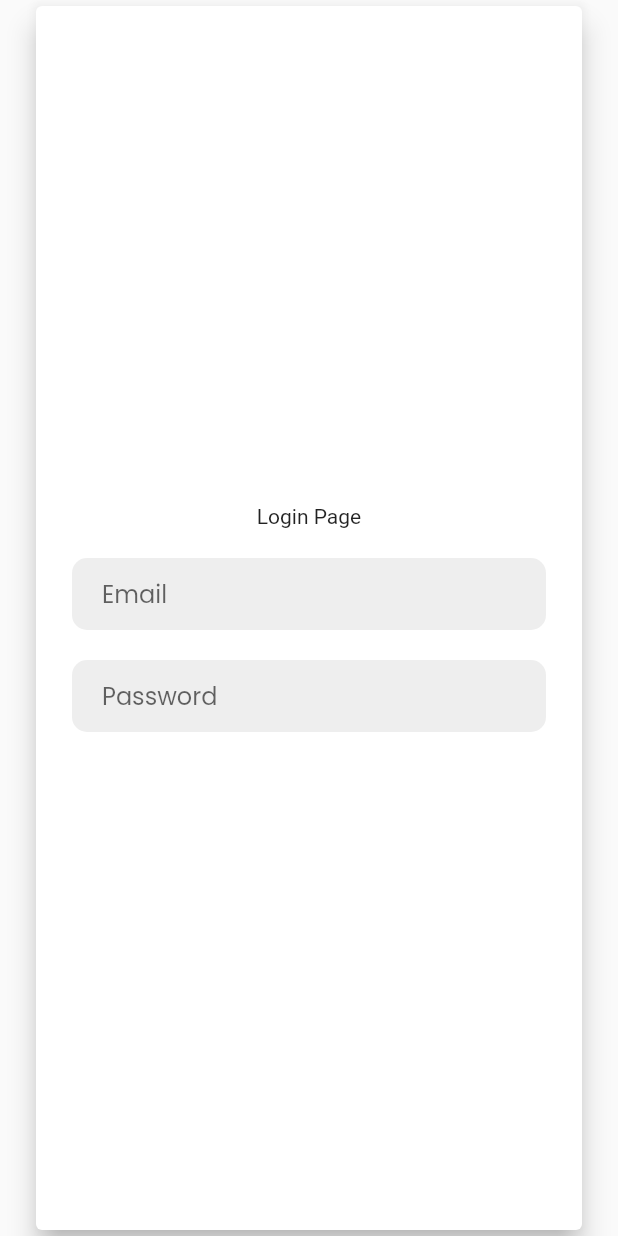
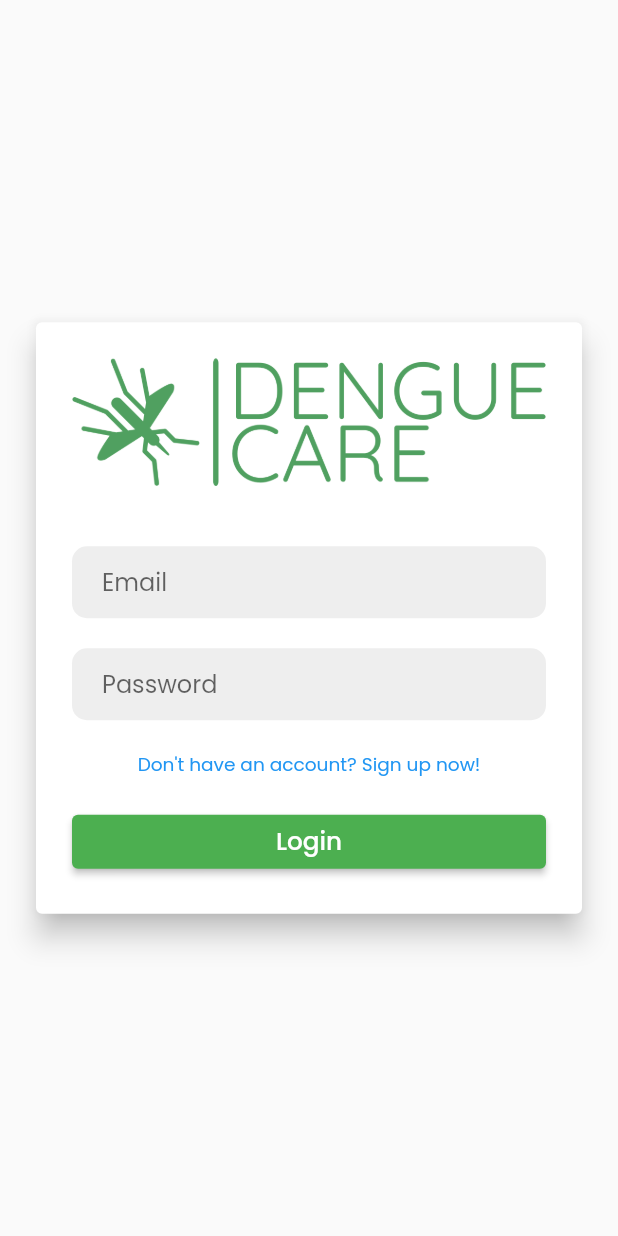
Before and after one commit to Radoooooo/denguecareapp, a Flutter app: the screen it shows after launch, on a phone screen of 412 x 824 dp. Run offline on Flutter 3.47's test engine with Material 2 defaults, Android fonts, the phone set to English and light mode, and no system bars; our stand-ins replace google_fonts.

Commit message:
edited loginpage

```diff
--- a/lib/main.dart
+++ b/lib/main.dart
@@ -11,10 +11,11 @@ class MyApp extends StatelessWidget {
   // This widget is the root of your application.
   @override
   Widget build(BuildContext context) {
-    return const MaterialApp(
+    return MaterialApp(
+      theme: ThemeData(primarySwatch: Colors.green),
       debugShowCheckedModeBanner: false,
       title: 'Dengue Care App',
-      home: LoginPage(),
+      home: const LoginPage(),
     );
   }
 }
--- a/lib/views/login_page.dart
+++ b/lib/views/login_page.dart
@@ -1,5 +1,7 @@
+import 'package:denguecare/views/widgets/input_email_widget.dart';
 import 'package:denguecare/views/widgets/input_widget.dart';
 import 'package:flutter/material.dart';
+import 'package:google_fonts/google_fonts.dart';
 
 class LoginPage extends StatefulWidget {
   const LoginPage({super.key});
@@ -11,10 +13,12 @@ class LoginPage extends StatefulWidget {
 class _LoginPageState extends State<LoginPage> {
   final TextEditingController _emailController = TextEditingController();
   final TextEditingController _passwordController = TextEditingController();
+
   @override
   Widget build(BuildContext context) {
     var size = MediaQuery.of(context).size.width;
-    return Scaffold(
+    return SafeArea(
+      child: Scaffold(
         body: Center(
           child: Padding(
             padding: const EdgeInsets.symmetric(
@@ -22,23 +26,48 @@ class _LoginPageState extends State<LoginPage> {
             ),
             child: Card(
               elevation: 8,
+              child: SingleChildScrollView(
                 child: Container(
                   padding: const EdgeInsets.all(24),
                   child: Column(
                     mainAxisAlignment: MainAxisAlignment.center,
                     children: [
-                  const Text("Login Page"),
+                      Image.asset('images/logo-no-background.png'),
                       const SizedBox(height: 20),
-                  InputWidget(
+                      const SizedBox(height: 20),
+                      InputEmailWidget(
                         hintText: "Email",
                         controller: _emailController,
-                      obscureText: false),
+                        obscureText: false,
+                      ),
                       const SizedBox(height: 20),
                       InputWidget(
                           hintText: "Password",
                           controller: _passwordController,
-                      obscureText: true)
+                          obscureText: true),
+                      const SizedBox(height: 20),
+                      InkWell(
+                        onTap: () {},
+                        child: Text(
+                          "Don't have an account? Sign up now!",
+                          style: GoogleFonts.poppins(
+                              fontSize: size * 0.030, color: Colors.blue),
+                        ),
+                      ),
+                      const SizedBox(height: 18),
+                      SizedBox(
+                        width: double.infinity,
+                        child: ElevatedButton(
+                          onPressed: () {},
+                          child: Text(
+                            "Login",
+                            style: GoogleFonts.poppins(fontSize: size * 0.040),
+                          ),
+                        ),
+                      ),
                     ],
+                  ),
+                ),
               ),
             ),
           ),
--- /dev/null
+++ b/lib/views/widgets/input_email_widget.dart
@@ -0,0 +1,37 @@
+import 'package:flutter/material.dart';
+import 'package:google_fonts/google_fonts.dart';
+
+class InputEmailWidget extends StatelessWidget {
+  const InputEmailWidget({
+    super.key,
+    required this.hintText,
+    required this.controller,
+    required this.obscureText,
+  });
+
+  final String hintText;
+  final TextEditingController controller;
+  final bool obscureText;
+
+  @override
+  Widget build(BuildContext context) {
+    return Form(
+      child: Container(
+        decoration: BoxDecoration(
+          color: Colors.grey[200],
+          borderRadius: BorderRadius.circular(10),
+        ),
+        width: double.infinity,
+        child: TextField(
+          obscureText: obscureText,
+          controller: controller,
+          decoration: InputDecoration(
+              border: InputBorder.none,
+              hintText: hintText,
+              hintStyle: GoogleFonts.poppins(),
+              contentPadding: const EdgeInsets.symmetric(horizontal: 20)),
+        ),
+      ),
+    );
+  }
+}
--- a/pubspec.yaml
+++ b/pubspec.yaml
@@ -65,8 +65,8 @@ flutter:
   uses-material-design: true
 
   # To add assets to your application, add an assets section, like this:
-  # assets:
-  #   - images/a_dot_burr.jpeg
+  assets:
+    - images/
   #   - images/a_dot_ham.jpeg
 
   # An image asset can refer to one or more resolution-specific "variants", see
```
Also changed, not shown: images/logo-black.png (added), images/logo-color.png (added), images/logo-no-background.png (added), images/logo-white.png (added). Lines whose indentation alone changed are shown as unchanged.
